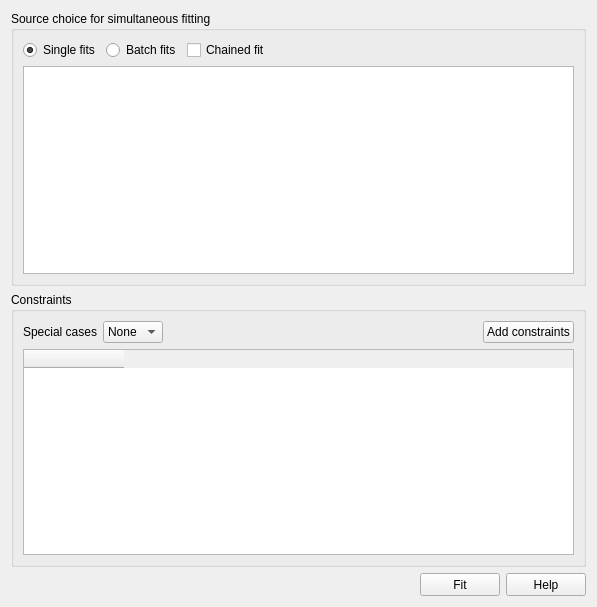
Above: src/sas/qtgui/Perspectives/Fitting/UI/ConstraintWidgetUI.ui from SasView/sasview before the change. Below: the same form after it.
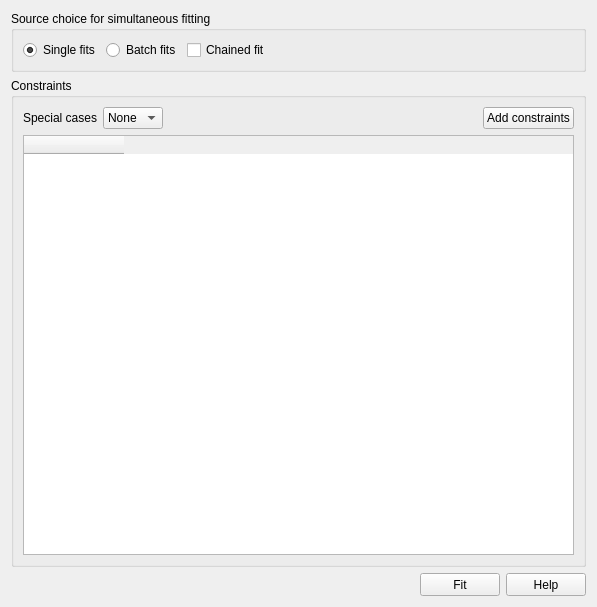
That is the form after the change.

Commit message: Implemented drag and drop on items in the Tab List widget. SASVIEW-568

The edit to the form file:
```diff
--- a/src/sas/qtgui/Perspectives/Fitting/UI/ConstraintWidgetUI.ui
+++ b/src/sas/qtgui/Perspectives/Fitting/UI/ConstraintWidgetUI.ui
@@ -13,14 +13,14 @@
   <property name="windowTitle">
    <string>Constrained and Simultaneous Fit</string>
   </property>
-  <layout class="QGridLayout" name="gridLayout_2">
+  <layout class="QGridLayout" name="gridLayout_3">
    <item row="0" column="0">
     <widget class="QGroupBox" name="groupBox">
      <property name="title">
       <string>Source choice for simultaneous fitting</string>
      </property>
-     <layout class="QVBoxLayout" name="verticalLayout">
-      <item>
+     <layout class="QGridLayout" name="gridLayout_2">
+      <item row="0" column="0">
        <layout class="QHBoxLayout" name="horizontalLayout_2">
         <item>
          <widget class="QRadioButton" name="btnSingle">
@@ -61,24 +61,8 @@
         </item>
        </layout>
       </item>
-      <item>
-       <widget class="QTableWidget" name="tblTabList">
-        <property name="sizePolicy">
-         <sizepolicy hsizetype="Expanding" vsizetype="Expanding">
-          <horstretch>0</horstretch>
-          <verstretch>0</verstretch>
-         </sizepolicy>
-        </property>
-        <property name="contextMenuPolicy">
-         <enum>Qt::ActionsContextMenu</enum>
-        </property>
-        <property name="alternatingRowColors">
-         <bool>true</bool>
-        </property>
-        <property name="selectionBehavior">
-         <enum>QAbstractItemView::SelectRows</enum>
-        </property>
-       </widget>
+      <item row="1" column="0">
+       <layout class="QHBoxLayout" name="tblLayout"/>
       </item>
      </layout>
     </widget>
```
The commit also changes 1 other file.
